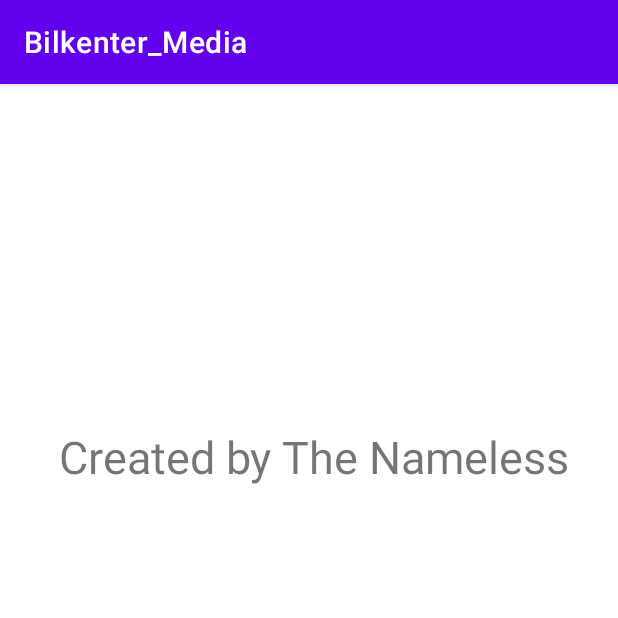
After one commit to SarperArda/BilkenterMedia, an Android app: the Info screen opened directly, with no data from a screen before it, on a phone screen of 412 x 824 dp, the top half of it. The commit adds this screen. Run offline under Robolectric (Android 15) with nearby library versions, the phone set to English and light mode, and no system bars.

Commit message:
info added

```diff
--- a/Bilkenter_Media/app/src/main/AndroidManifest.xml
+++ b/Bilkenter_Media/app/src/main/AndroidManifest.xml
@@ -15,6 +15,9 @@
         android:roundIcon="@mipmap/ic_launcher_round"
         android:supportsRtl="true"
         android:theme="@style/Theme.Bilkenter_Media">
+        <activity
+            android:name=".Info"
+            android:exported="false" />
         <activity
             android:name=".Settings"
             android:exported="false" />
--- a/Bilkenter_Media/app/src/main/java/com/thenameless/bilkenter_media/Home.java
+++ b/Bilkenter_Media/app/src/main/java/com/thenameless/bilkenter_media/Home.java
@@ -39,4 +39,9 @@ public class Home extends AppCompatActivity {
         startActivity(intent);
         finish();
     }
+    public void goToInfo(View view){
+        Intent intent = new Intent(Home.this,Info.class);
+        startActivity(intent);
+        finish();
+    }
 }
--- /dev/null
+++ b/Bilkenter_Media/app/src/main/java/com/thenameless/bilkenter_media/Info.java
@@ -0,0 +1,14 @@
+package com.thenameless.bilkenter_media;
+
+import androidx.appcompat.app.AppCompatActivity;
+
+import android.os.Bundle;
+
+public class Info extends AppCompatActivity {
+
+    @Override
+    protected void onCreate(Bundle savedInstanceState) {
+        super.onCreate(savedInstanceState);
+        setContentView(R.layout.activity_info);
+    }
+}
--- /dev/null
+++ b/Bilkenter_Media/app/src/main/res/layout/activity_info.xml
@@ -0,0 +1,19 @@
+<?xml version="1.0" encoding="utf-8"?>
+<androidx.constraintlayout.widget.ConstraintLayout xmlns:android="http://schemas.android.com/apk/res/android"
+    xmlns:app="http://schemas.android.com/apk/res-auto"
+    xmlns:tools="http://schemas.android.com/tools"
+    android:layout_width="match_parent"
+    android:layout_height="match_parent"
+    tools:context=".Info">
+
+    <TextView
+        android:id="@+id/bilkentMedia"
+        android:layout_width="wrap_content"
+        android:layout_height="wrap_content"
+        android:layout_marginTop="228dp"
+        android:layout_marginEnd="32dp"
+        android:text="Created by The Nameless"
+        android:textSize="30dp"
+        app:layout_constraintEnd_toEndOf="parent"
+        app:layout_constraintTop_toTopOf="parent" />
+</androidx.constraintlayout.widget.ConstraintLayout>
```
Also changed, not shown: Bilkenter_Media/app/src/main/res/layout/activity_home.xml (+12 -1 lines).
